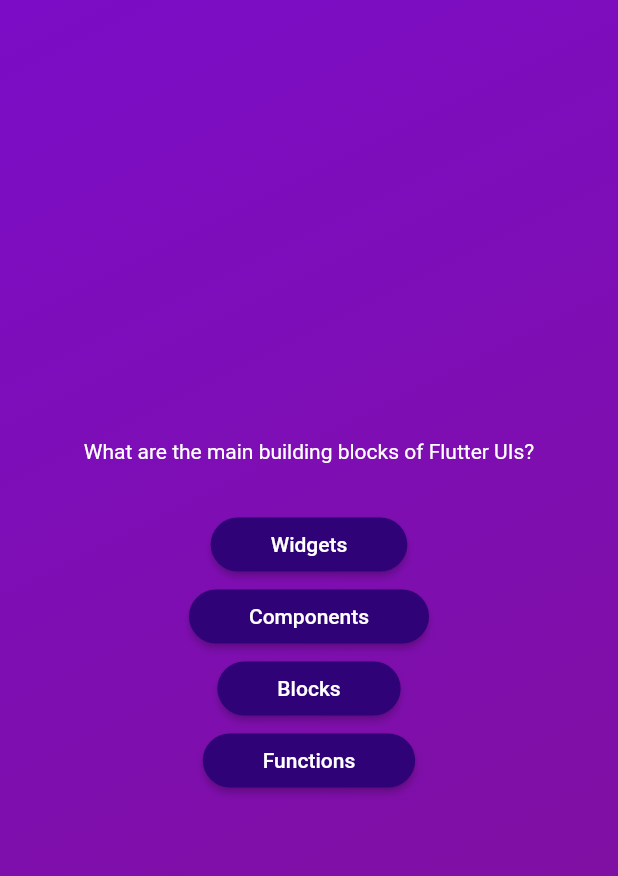
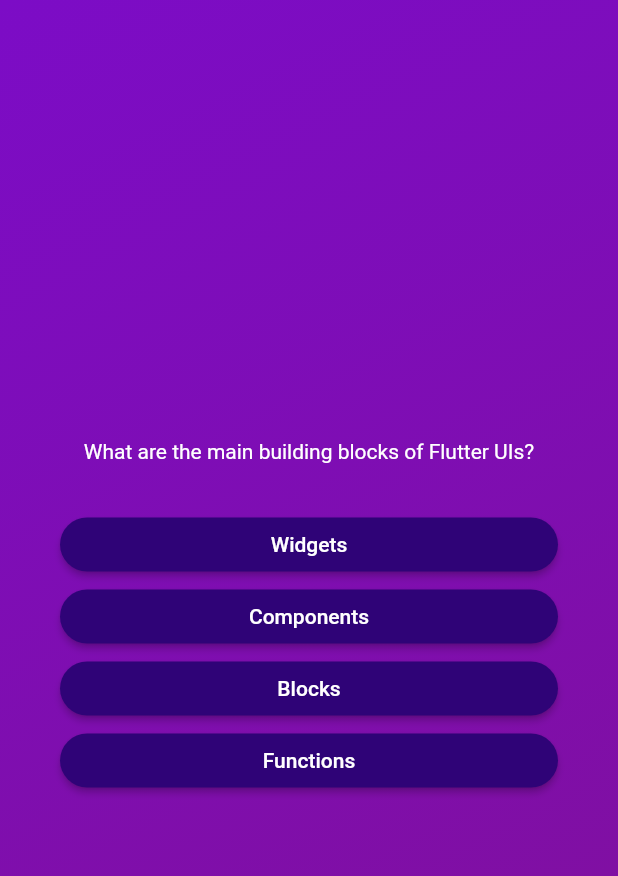
Before and after one commit to punkushal/QuizBasicApp, a Flutter app: the screen it shows after launch, after a tap on "Start Quiz", on a phone screen of 412 x 824 dp. Shown: the top 876 px of the screen. Run offline on Flutter 3.47's test engine with Material 2 defaults, Android fonts, the phone set to English and light mode, and no system bars.

Commit message:
Added Alignment,Margin & Padding

```diff
--- a/lib/question_screen.dart
+++ b/lib/question_screen.dart
@@ -17,15 +17,21 @@ class _QuestionScreenState extends State<QuestionScreen> {
     return SizedBox(
       //We can also wrap Column() with Center but this is also another approach
       width: double.infinity, //this means it'll take as much width as available
+      child: Container(
+        //Wrapping Column() with Container to use margin property
+        margin: const EdgeInsets.all(40),
         child: Column(
           mainAxisAlignment:
               MainAxisAlignment.center, //align elements to the center
+          crossAxisAlignment: CrossAxisAlignment
+              .stretch, //Stretch elements inside Column() as much as available width
           children: [
             Text(
               currentQuestion.questionText,
               style: const TextStyle(
                 color: Colors.white,
               ),
+              textAlign: TextAlign.center, //To center the text
             ),
             const SizedBox(
               height: 30,
@@ -39,6 +45,7 @@ class _QuestionScreenState extends State<QuestionScreen> {
             }),
           ],
         ),
+      ),
     );
   }
 }
```
Lines whose indentation alone changed are shown as unchanged.
